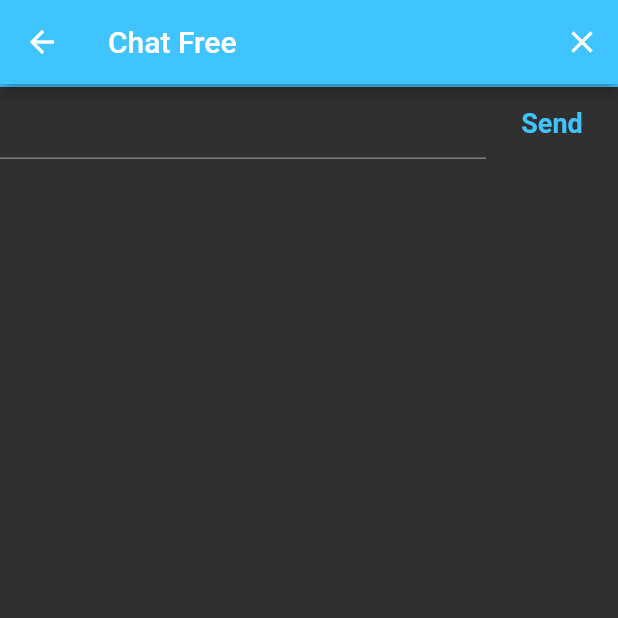
After one commit to jlemanski1/chat_free, a Flutter app: the ChatScreen screen opened by its route, on a phone screen of 412 x 824 dp, the top half of it. The commit adds this screen. Run offline on Flutter 3.47's test engine with Material 2 defaults, Android fonts, the phone set to English and light mode, and no system bars.

Commit message:
Implemented Chat Screen Design and added route

```diff
--- /dev/null
+++ b/lib/constants.dart
@@ -0,0 +1,19 @@
+import 'package:flutter/material.dart';
+
+const kSendButtonTextStyle = TextStyle(
+  color: Colors.lightBlueAccent,
+  fontWeight: FontWeight.bold,
+  fontSize: 18.0,
+);
+
+const kMessageTextFieldDecoration = InputDecoration(
+  contentPadding: EdgeInsets.symmetric(vertical: 10.0, horizontal: 20.0),
+  hintText: 'Type your message here...',
+  border: InputBorder.none,
+);
+
+const kMessageContainerDecoration = BoxDecoration(
+  border: Border(
+    top: BorderSide(color: Colors.lightBlueAccent, width: 2.0),
+  ),
+);
--- a/lib/main.dart
+++ b/lib/main.dart
@@ -1,6 +1,9 @@
+import 'package:flutter/material.dart';
+
+// Screens
+import 'package:chat_free/screens/chat_screen.dart';
 import 'package:chat_free/screens/login_screen.dart';
 import 'package:chat_free/screens/registration_screen.dart';
-import 'package:flutter/material.dart';
 import 'package:chat_free/screens/welcome_screen.dart';
 
 void main() => runApp(ChatFree());
@@ -19,6 +22,7 @@ class ChatFree extends StatelessWidget {
         WelcomeScreen.id: (context) => WelcomeScreen(),
         LoginScreen.id: (context) => LoginScreen(),
         RegistrationScreen.id: (context) => RegistrationScreen(),
+        ChatScreen.id: (context) => ChatScreen(),
       },
     );
   }
--- /dev/null
+++ b/lib/screens/chat_screen.dart
@@ -0,0 +1,62 @@
+import 'package:flutter/material.dart';
+import 'package:chat_free/constants.dart';
+
+class ChatScreen extends StatefulWidget {
+  static String id = 'chat_screen'; // ID of this particular screen
+
+  @override
+  _ChatScreenState createState() => _ChatScreenState();
+}
+
+class _ChatScreenState extends State<ChatScreen> {
+  @override
+  Widget build(BuildContext context) {
+    return Scaffold(
+      appBar: AppBar(
+        leading: null,
+        actions: <Widget>[
+          IconButton(
+            icon: Icon(Icons.close),
+            onPressed: () {
+              // TODO: Logout functionality
+            },
+          ),
+        ],
+        title: Text('Chat Free'),
+        backgroundColor: Colors.lightBlueAccent,
+      ),
+      body: SafeArea(
+        child: Column(
+          mainAxisAlignment: MainAxisAlignment.spaceBetween,
+          crossAxisAlignment: CrossAxisAlignment.stretch,
+          children: <Widget>[
+            Container(
+              decoration: kMessageContainerDecoration,
+              child: Row(
+                crossAxisAlignment: CrossAxisAlignment.center,
+                children: <Widget>[
+                  Expanded(
+                    child: TextField(
+                      onChanged: (value) {
+                        // TODO: Do something with user input
+                      },
+                    ),
+                  ),
+                  FlatButton(
+                    onPressed: () {
+                      // TODO: Do something with user input
+                    },
+                    child: Text(
+                      'Send',
+                      style: kSendButtonTextStyle,
+                    ),
+                  ),
+                ],
+              ),
+            ),
+          ],
+        ),
+      ),
+    );
+  }
+}
```
